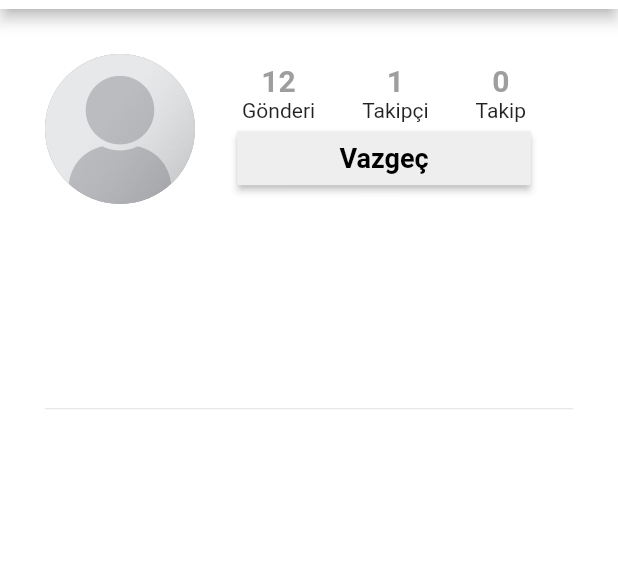
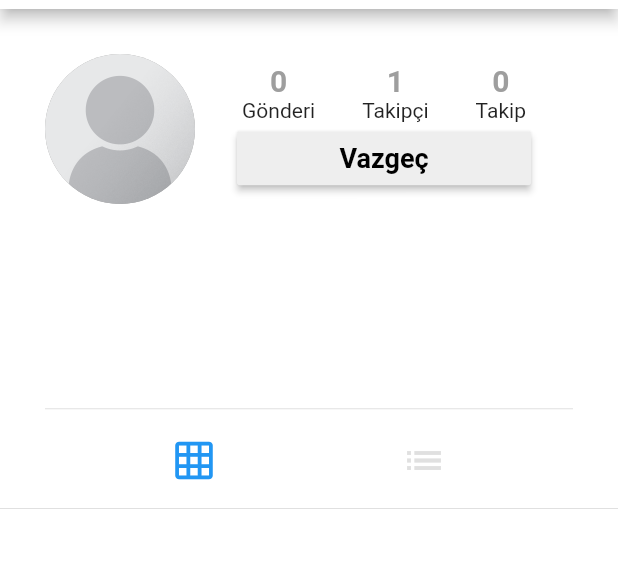
Before and after one commit to ihalilsungur/instagram_application, a Flutter app: the ProfileScreen screen opened directly, after a tap on "Takip Et", on a phone screen of 412 x 824 dp, the part 75-643 px from its top. Run offline on Flutter 3.47's test engine with Material 2 defaults, Android fonts, the phone set to English and light mode, and no system bars; our stand-ins replace cached_network_image, cloud_firestore, firebase_auth, firebase_storage, flutter_image_compress, image_cropper and 1 more; accounts and stored records are empty.

Commit message:
projemizde bulunan ProfileScreen Sınıfına _buildTilePost ve _buildDisplayPosts metodları eklendi

```diff
--- a/lib/screens/profile_screen.dart
+++ b/lib/screens/profile_screen.dart
@@ -1,10 +1,12 @@
 import 'package:cached_network_image/cached_network_image.dart';
 import 'package:flutter/material.dart';
+import 'package:instagram_application/models/post.dart';
 import 'package:instagram_application/models/user.dart';
 import 'package:instagram_application/models/user.data.dart';
 import 'package:instagram_application/screens/edit_profile_screen.dart';
 import 'package:instagram_application/services/database_service.dart';
 import 'package:instagram_application/utilities/constants.dart';
+import 'package:instagram_application/widgets/post_view.dart';
 import 'package:provider/provider.dart';
 
 class ProfileScreen extends StatefulWidget {
@@ -17,9 +19,12 @@ class ProfileScreen extends StatefulWidget {
 }
 
 class _ProfileScreenState extends State<ProfileScreen> {
-  bool isFollowing = false;
-  int followerCount = 0;
-  int followingCount = 0;
+  bool _isFollowing = false;
+  int _followerCount = 0;
+  int _followingCount = 0;
+  List<Post> _posts = [];
+  int _displayPosts = 0; //0-grid 1-column
+  User _profileUser;
 
   @override
   void initState() {
@@ -27,62 +32,75 @@ class _ProfileScreenState extends State<ProfileScreen> {
     _setupIsFollowing();
     _setupFollowers();
     _setupFollowing();
+    _setupPosts();
+    _setupProfileUser();
   }
 
   _setupIsFollowing() async {
     bool _isFollowingUser = await DatabaseService.isFollowing(
         currentUserId: widget.currentUserId, userId: widget.userId);
     setState(() {
-      isFollowing = _isFollowingUser;
+      _isFollowing = _isFollowingUser;
     });
   }
 
   _setupFollowers() async {
     int _userFollowerCount = await DatabaseService.numFollowers(widget.userId);
     setState(() {
-      followerCount = _userFollowerCount;
+      _followerCount = _userFollowerCount;
     });
   }
 
   _setupFollowing() async {
     int _userFollowingCount = await DatabaseService.numFollowing(widget.userId);
     setState(() {
-      followingCount = _userFollowingCount;
+      _followingCount = _userFollowingCount;
     });
   }
 
- _followOrUnfollow(){
-   if (isFollowing) {
+  _setupPosts() async {
+    List<Post> posts = await DatabaseService.getUserPosts(widget.userId);
+    setState(() {
+      _posts = posts;
+    });
+  }
+
+  _setupProfileUser() async {
+    User profileUser = await DatabaseService.getUserWithId(widget.userId);
+    setState(() {
+      _profileUser = profileUser;
+    });
+  }
+
+  _followOrUnfollow() {
+    if (_isFollowing) {
       _unfollowUser();
-   }else{
+    } else {
       _followUser();
     }
   }
 
- _followUser(){
+  _followUser() {
     DatabaseService.followUser(
-     currentUserId: widget.currentUserId,
-     userId: widget.userId
-   );
+        currentUserId: widget.currentUserId, userId: widget.userId);
     setState(() {
-     isFollowing = true;
-     followerCount++;
+      _isFollowing = true;
+      _followerCount++;
     });
 
-   print("_followUser() metodu _isFollow :"+isFollowing.toString());
+    print("_followUser() metodu _isFollow :" + _isFollowing.toString());
   }
 
- _unfollowUser(){
+  _unfollowUser() {
     DatabaseService.unFollowUser(
-     currentUserId: widget.currentUserId,
-     userId: widget.userId
-   );
+        currentUserId: widget.currentUserId, userId: widget.userId);
     setState(() {
-     isFollowing = false;
-     followerCount--;
+      _isFollowing = false;
+      _followerCount--;
     });
-   print("_unfollowUser() metodu _isFollow :"+isFollowing.toString());
+    print("_unfollowUser() metodu _isFollow :" + _isFollowing.toString());
   }
+
   _displayButton(User _user) {
     return _user.id == Provider.of<UserData>(context).currentUserId
         ? Container(
@@ -109,15 +127,183 @@ class _ProfileScreenState extends State<ProfileScreen> {
         : Container(
             width: MediaQuery.of(context).size.width * 1 / 2 - 10,
             child: RaisedButton(
-              color: isFollowing ? Colors.grey[200] : Colors.blue,
-              textColor: isFollowing ? Colors.black : Colors.white,
-              onPressed: () =>_followOrUnfollow(),
+              color: _isFollowing ? Colors.grey[200] : Colors.blue,
+              textColor: _isFollowing ? Colors.black : Colors.white,
+              onPressed: () => _followOrUnfollow(),
               child: Text(
-                isFollowing ? "Vazgeç" : "Takip Et",
+                _isFollowing ? "Vazgeç" : "Takip Et",
                 style: TextStyle(fontWeight: FontWeight.bold, fontSize: 18),
               ),
             ),
           );
+  }
+
+  _buildProfileInfo(User _user) {
+    return Column(
+      children: <Widget>[
+        Padding(
+          padding: EdgeInsets.fromLTRB(30, 30, 30, 0),
+          child: Row(
+            children: <Widget>[
+              CircleAvatar(
+                  radius: 50,
+                  backgroundColor: Colors.grey,
+                  backgroundImage: _user.profileImageUrl.isEmpty
+                      ? AssetImage("assets/images/user_placeholder.jpg")
+                      : CachedNetworkImageProvider(_user.profileImageUrl)),
+              Expanded(
+                child: Column(
+                  children: <Widget>[
+                    Row(
+                      mainAxisAlignment: MainAxisAlignment.spaceEvenly,
+                      children: <Widget>[
+                        Column(
+                          children: <Widget>[
+                            Text(
+                              _posts.length.toString(),
+                              style: TextStyle(
+                                  fontSize: 20,
+                                  fontWeight: FontWeight.bold,
+                                  color: Colors.grey),
+                            ),
+                            Text("Gönderi")
+                          ],
+                        ),
+                        Column(
+                          children: <Widget>[
+                            Text(
+                              _followerCount.toString(),
+                              style: TextStyle(
+                                  fontSize: 20,
+                                  fontWeight: FontWeight.bold,
+                                  color: Colors.grey),
+                            ),
+                            Text(
+                              "Takipçi",
+                              style: TextStyle(
+                                color: Colors.black87,
+                              ),
+                            )
+                          ],
+                        ),
+                        Column(
+                          children: <Widget>[
+                            Text(
+                              _followingCount.toString(),
+                              style: TextStyle(
+                                  fontSize: 20,
+                                  fontWeight: FontWeight.bold,
+                                  color: Colors.grey),
+                            ),
+                            Text("Takip")
+                          ],
+                        ),
+                      ],
+                    ),
+                    _displayButton(_user),
+                  ],
+                ),
+              )
+            ],
+          ),
+        ),
+        Padding(
+          padding: EdgeInsets.symmetric(horizontal: 30, vertical: 10),
+          child: Column(
+            crossAxisAlignment: CrossAxisAlignment.start,
+            children: <Widget>[
+              Text(
+                _user.name,
+                style: TextStyle(fontSize: 18, fontWeight: FontWeight.bold),
+              ),
+              SizedBox(height: 5),
+              Container(
+                height: 100,
+                child: Text(
+                  _user.bio,
+                  style: TextStyle(fontSize: 15),
+                ),
+              ),
+              Divider(
+                height: 1,
+              )
+            ],
+          ),
+        )
+      ],
+    );
+  }
+
+  _buildToggleButtons() {
+    return Row(
+      mainAxisAlignment: MainAxisAlignment.spaceEvenly,
+      children: <Widget>[
+        IconButton(
+          icon: Icon(
+            Icons.grid_on,
+            size: 30,
+          ),
+          color: _displayPosts == 0
+              ? Theme.of(context).primaryColor
+              : Colors.grey[300],
+          onPressed: () => setState(() {
+            _displayPosts = 0;
+          }),
+        ),
+        IconButton(
+          icon: Icon(
+            Icons.list,
+            size: 30,
+          ),
+          color: _displayPosts == 1
+              ? Theme.of(context).primaryColor
+              : Colors.grey[300],
+          onPressed: () => setState(() {
+            _displayPosts = 1;
+          }),
+        ),
+      ],
+    );
+  }
+
+  _buildTilePost(Post post) {
+    return GridTile(
+      child: Image(
+        image: CachedNetworkImageProvider(post.imageUrl),
+        fit: BoxFit.cover,
+      ),
+    );
+  }
+
+  _buildDisplayPosts() {
+    if (_displayPosts == 0) {
+      //Grid
+      List<GridTile> tiles = [];
+      _posts.forEach((post) => tiles.add(_buildTilePost(post)));
+      return GridView.count(
+        crossAxisCount: 3,
+        childAspectRatio: 1,
+        mainAxisSpacing: 2,
+        crossAxisSpacing: 2,
+        shrinkWrap: true,
+        physics: NeverScrollableScrollPhysics(),
+        children: tiles,
+
+      );
+    } else {
+      //Column
+      List<PostView> postViews = [];
+      _posts.forEach((post) {
+        postViews.add(PostView(
+          currentUserId: widget.currentUserId,
+          post: post,
+          author: _profileUser,
+        ));
+      });
+      return Column(
+        children: postViews,
+      );
+    }
   }
 
   @override
@@ -149,95 +335,10 @@ class _ProfileScreenState extends State<ProfileScreen> {
 
           return ListView(
             children: <Widget>[
-              Padding(
-                padding: EdgeInsets.fromLTRB(30, 30, 30, 0),
-                child: Row(
-                  children: <Widget>[
-                    CircleAvatar(
-                        radius: 50,
-                        backgroundColor: Colors.grey,
-                        backgroundImage: _user.profileImageUrl.isEmpty
-                            ? AssetImage("assets/images/user_placeholder.jpg")
-                            : CachedNetworkImageProvider(
-                                _user.profileImageUrl)),
-                    Expanded(
-                      child: Column(
-                        children: <Widget>[
-                          Row(
-                            mainAxisAlignment: MainAxisAlignment.spaceEvenly,
-                            children: <Widget>[
-                              Column(
-                                children: <Widget>[
-                                  Text(
-                                    "12",
-                                    style: TextStyle(
-                                        fontSize: 20,
-                                        fontWeight: FontWeight.bold,
-                                        color: Colors.grey),
-                                  ),
-                                  Text("Gönderi")
-                                ],
-                              ),
-                              Column(
-                                children: <Widget>[
-                                  Text(
-                                    followerCount.toString(),
-                                    style: TextStyle(
-                                        fontSize: 20,
-                                        fontWeight: FontWeight.bold,
-                                        color: Colors.grey),
-                                  ),
-                                  Text("Takipçi",style: TextStyle(
-                                    color: Colors.black87,
-
-                                  ),)
-                                ],
-                              ),
-                              Column(
-                                children: <Widget>[
-                                  Text(
-                                    followingCount.toString(),
-                                    style: TextStyle(
-                                        fontSize: 20,
-                                        fontWeight: FontWeight.bold,
-                                        color: Colors.grey),
-                                  ),
-                                  Text("Takip")
-                                ],
-                              ),
-                            ],
-                          ),
-                          _displayButton(_user),
-                        ],
-                      ),
-                    )
-                  ],
-                ),
-              ),
-              Padding(
-                padding: EdgeInsets.symmetric(horizontal: 30, vertical: 10),
-                child: Column(
-                  crossAxisAlignment: CrossAxisAlignment.start,
-                  children: <Widget>[
-                    Text(
-                      _user.name,
-                      style:
-                          TextStyle(fontSize: 18, fontWeight: FontWeight.bold),
-                    ),
-                    SizedBox(height: 5),
-                    Container(
-                      height: 100,
-                      child: Text(
-                        _user.bio,
-                        style: TextStyle(fontSize: 15),
-                      ),
-                    ),
-                    Divider(
-                      height: 1,
-                    )
-                  ],
-                ),
-              ),
+              _buildProfileInfo(_user),
+              _buildToggleButtons(),
+              Divider(),
+              _buildDisplayPosts(),
             ],
           );
         },
```
Lines whose indentation alone changed are shown as unchanged.
